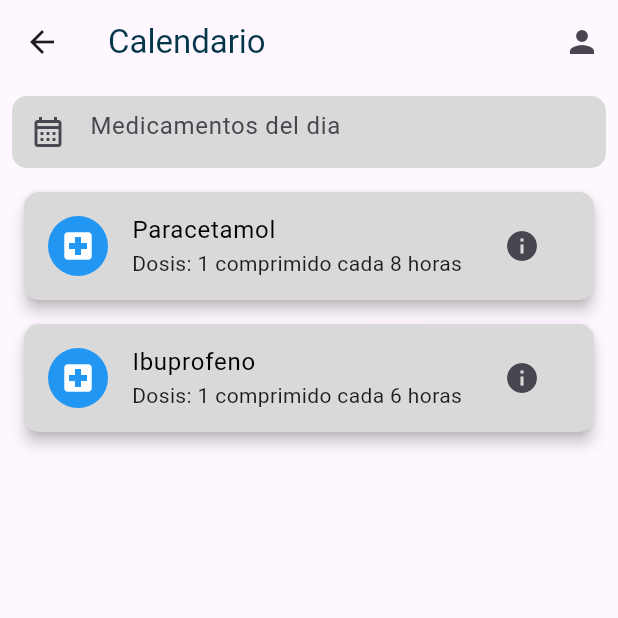
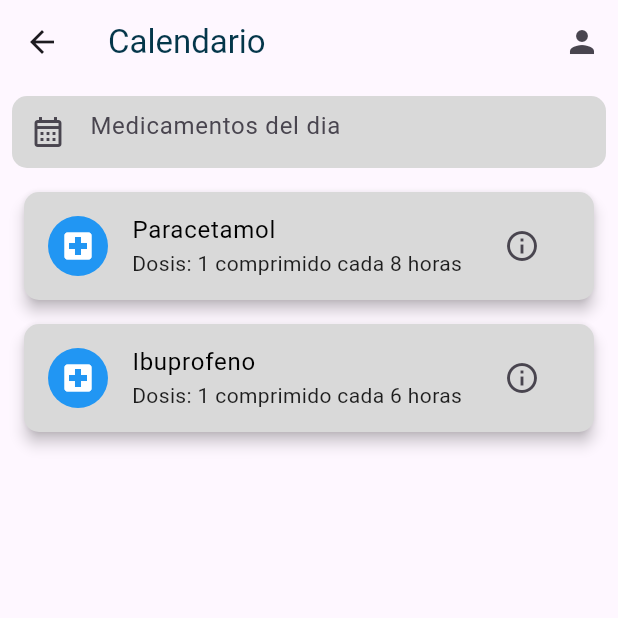
Before and after one commit to ManL512/vistas_sprint_2, a Flutter app: the CalendarioPage screen opened by its route, on a phone screen of 412 x 824 dp, the top half of it. Run offline on Flutter 3.47's test engine with Material 3 defaults, Android fonts, the phone set to English and light mode, and no system bars; missing offline and left inert: multiselect_formfield.

Commit message:
boton de visualizacion medicamento

```diff
--- a/lib/screens/calendario.dart
+++ b/lib/screens/calendario.dart
@@ -148,7 +148,7 @@ class MedicationCard extends StatelessWidget {
           style: TextStyle(color: Colors.black87),
         ),
         trailing: IconButton(
-          icon: Icon(Icons.info), // Icono para mostrar más información
+          icon: Icon(Icons.info_outline), // Icono para mostrar más información
           onPressed: () {
             _showMedicationDetails(context); // Método para mostrar detalles del medicamento
           },
```
